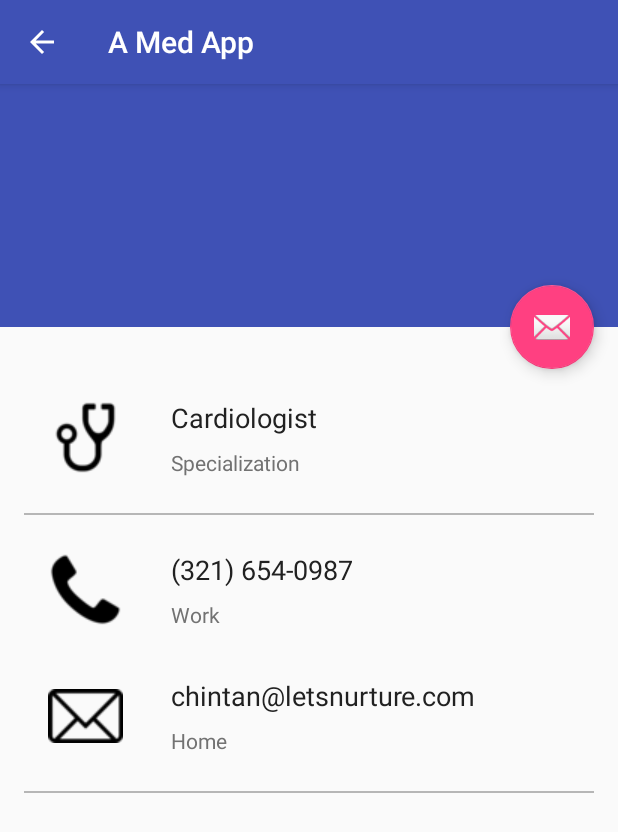
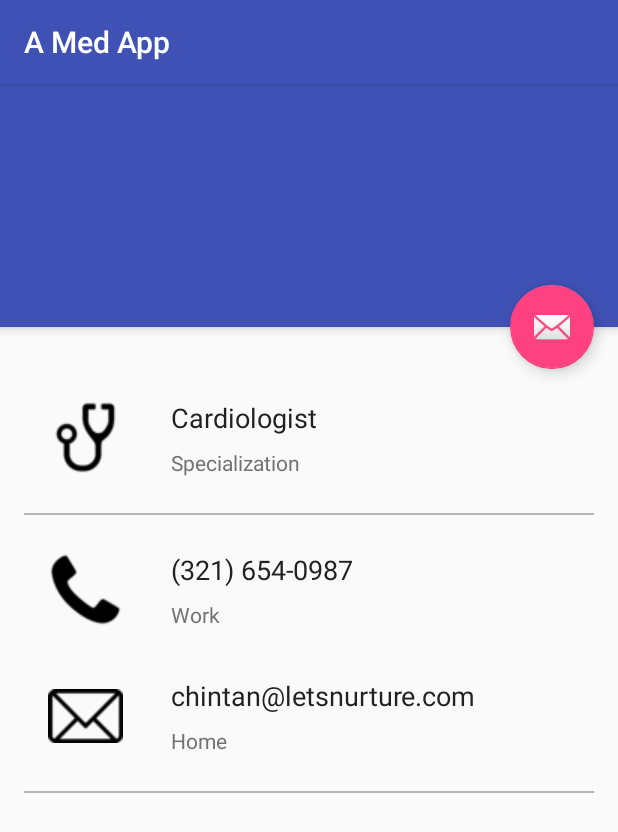
Before and after one commit to rivei/APPproject, an Android app: the DocProfActivity screen opened directly, with no data from a screen before it, on a phone screen of 412 x 824 dp. Shown: the top 832 px of the screen. Run offline under Robolectric (Android 15) with nearby library versions, the phone set to English and light mode, and no system bars.

Commit message:
no error

```diff
--- a/WeiAva/app/src/main/java/it/polimi/two/weiava/activities/DocProfActivity.java
+++ b/WeiAva/app/src/main/java/it/polimi/two/weiava/activities/DocProfActivity.java
@@ -11,14 +11,12 @@ import android.view.View;
 import it.polimi.two.weiava.R;
 
 public class DocProfActivity extends AppCompatActivity {
-    Toolbar toolbar;
+
     FloatingActionButton fab;
     @Override
     protected void onCreate(Bundle savedInstanceState) {
         super.onCreate(savedInstanceState);
         setContentView(R.layout.activity_doc_prof);
-        toolbar = (Toolbar) findViewById(R.id.toolbar);
-        //setSupportActionBar(toolbar);
         fab = (FloatingActionButton) findViewById(R.id.fab);
 
         fab.setOnClickListener(new View.OnClickListener() {
@@ -31,7 +29,5 @@ public class DocProfActivity extends AppCompatActivity {
 
             }
         });
-
-        getSupportActionBar().setDisplayHomeAsUpEnabled(true);
     }
 }
--- a/WeiAva/app/src/main/java/it/polimi/two/weiava/services/AlarmService.java
+++ b/WeiAva/app/src/main/java/it/polimi/two/weiava/services/AlarmService.java
@@ -37,7 +37,7 @@ public class AlarmService extends IntentService {
         PendingIntent contentIntent = PendingIntent.getActivity(this, 0,
                 new Intent(this, AlarmActivity.class), 0);
 
-        NotificationCompat.Builder alamNotificationBuilder = (NotificationCompat.Builder) new NotificationCompat.Builder(this)
+        /*NotificationCompat.Builder alamNotificationBuilder = (NotificationCompat.Builder) new NotificationCompat.Builder(this)
                 .setContentTitle("Alarm").setSmallIcon(R.drawable.ic_launcher_background)
                 .setStyle(new NotificationCompat.BigTextStyle().bigText(msg))
                 .setContentText(msg);
@@ -45,6 +45,6 @@ public class AlarmService extends IntentService {
 
         alamNotificationBuilder.setContentIntent(contentIntent);
         alarmNotificationManager.notify(1, alamNotificationBuilder.build());
-        Log.d("AlarmService", "Notification sent.");
+        Log.d("AlarmService", "Notification sent."); */
     }
 }
--- a/WeiAva/app/src/main/res/drawable/round_button.xml
+++ b/WeiAva/app/src/main/res/drawable/round_button.xml
@@ -2,12 +2,12 @@
 <selector xmlns:android="http://schemas.android.com/apk/res/android">
         <item android:state_pressed="false">
             <shape android:shape="oval">
-                <solid android:color="#b309bafa"/>
+                <solid android:color="#ffffff"/>
             </shape>
         </item>
         <item android:state_pressed="true">
             <shape android:shape="oval">
-                <solid android:color="#0593c2"/>
+                <solid android:color="#000000"/>
             </shape>
         </item>
 </selector>
--- a/WeiAva/app/src/main/res/layout/activity_doc_prof.xml
+++ b/WeiAva/app/src/main/res/layout/activity_doc_prof.xml
@@ -2,6 +2,7 @@
 <android.support.design.widget.CoordinatorLayout xmlns:android="http://schemas.android.com/apk/res/android"
     xmlns:app="http://schemas.android.com/apk/res-auto"
     xmlns:tools="http://schemas.android.com/tools"
+
     android:layout_width="match_parent"
     android:layout_height="match_parent"
     android:fitsSystemWindows="true"
@@ -12,32 +13,15 @@
         android:layout_width="match_parent"
         android:layout_height="218dp"
         android:fitsSystemWindows="true"
-        android:theme="@style/AppTheme.AppBarOverlay">
+        android:visibility="visible">
 
-        <android.support.design.widget.CollapsingToolbarLayout
-            android:id="@+id/toolbar_layout"
+        <ImageView
             android:layout_width="match_parent"
-            android:layout_height="match_parent"
-            android:fitsSystemWindows="true"
-            app:contentScrim="?attr/colorPrimary"
-            app:layout_scrollFlags="scroll|enterAlways|enterAlwaysCollapsed">
-
-            <ImageView
-                android:layout_width="match_parent"
-                android:layout_height="wrap_content"
-                android:adjustViewBounds="true"
-                app:layout_collapseMode="parallax"
-                app:layout_collapseParallaxMultiplier="0.7" />
-
-            <android.support.v7.widget.Toolbar
-                android:id="@+id/toolbar"
-                android:layout_width="match_parent"
-                android:layout_height="?attr/actionBarSize"
-                app:layout_collapseMode="pin"
-                app:layout_scrollFlags="scroll|exitUntilCollapsed"
-                app:popupTheme="@style/AppTheme.PopupOverlay" />
-
-        </android.support.design.widget.CollapsingToolbarLayout>
+            android:layout_height="wrap_content"
+            android:layout_weight="1"
+            android:adjustViewBounds="true"
+            app:layout_collapseMode="parallax"
+            app:layout_collapseParallaxMultiplier="0.7" />
     </android.support.design.widget.AppBarLayout>
 
     <include layout="@layout/content_prof" />
@@ -51,4 +35,5 @@
         app:srcCompat="@android:drawable/ic_dialog_email"
         app:layout_anchorGravity="bottom|end" />
 
+
 </android.support.design.widget.CoordinatorLayout>
--- a/WeiAva/app/src/main/res/layout/activity_main.xml
+++ b/WeiAva/app/src/main/res/layout/activity_main.xml
@@ -6,7 +6,8 @@
     android:layout_width="match_parent"
     android:layout_height="match_parent"
     android:fitsSystemWindows="true"
-    tools:openDrawer="start">
+    tools:openDrawer="start"
+    android:background="@drawable/clinco_backgound">
 
     <include
         layout="@layout/app_bar_main"
--- a/WeiAva/app/src/main/res/layout/content_prof.xml
+++ b/WeiAva/app/src/main/res/layout/content_prof.xml
@@ -13,7 +13,8 @@
     <LinearLayout
         android:layout_width="match_parent"
         android:layout_height="wrap_content"
-        android:orientation="vertical">
+        android:orientation="vertical"
+        android:layout_below="@+id/app_bar">
 
         <RelativeLayout
             android:layout_width="match_parent"
```
Also changed, not shown: WeiAva/app/src/main/java/it/polimi/two/weiava/activities/WalkingActivity.java (+9 -4 lines), WeiAva/app/src/main/res/layout/content_main.xml (+6 -3 lines), WeiAva/app/src/main/res/drawable/clinco_backgound.jpg (added).
